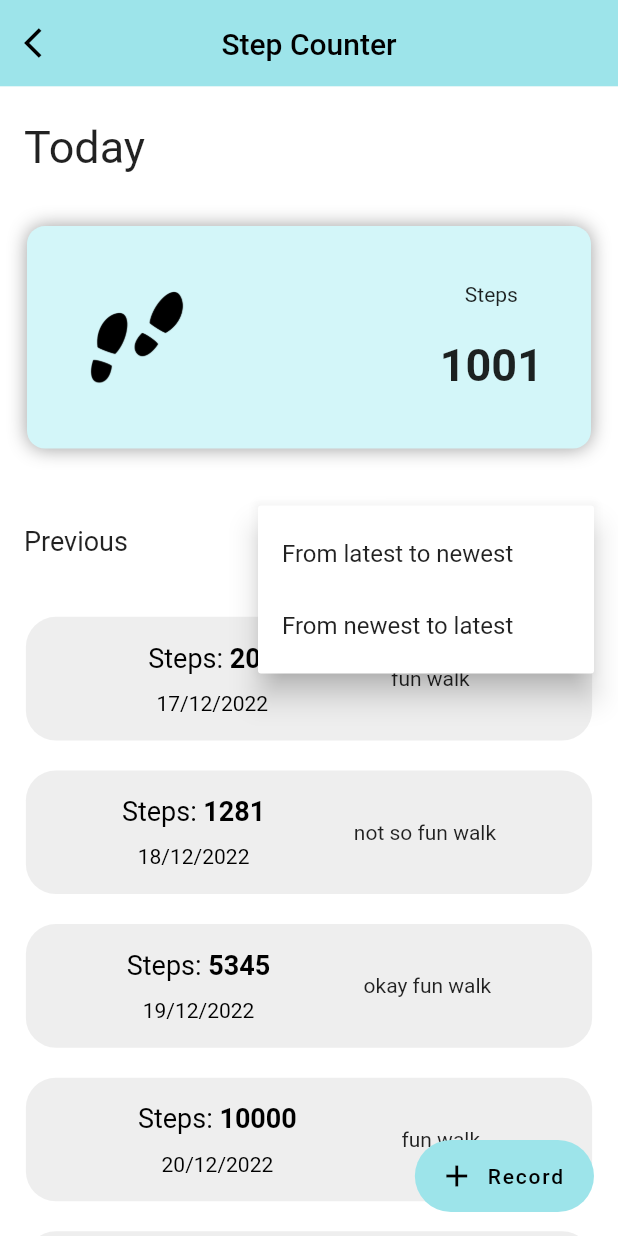
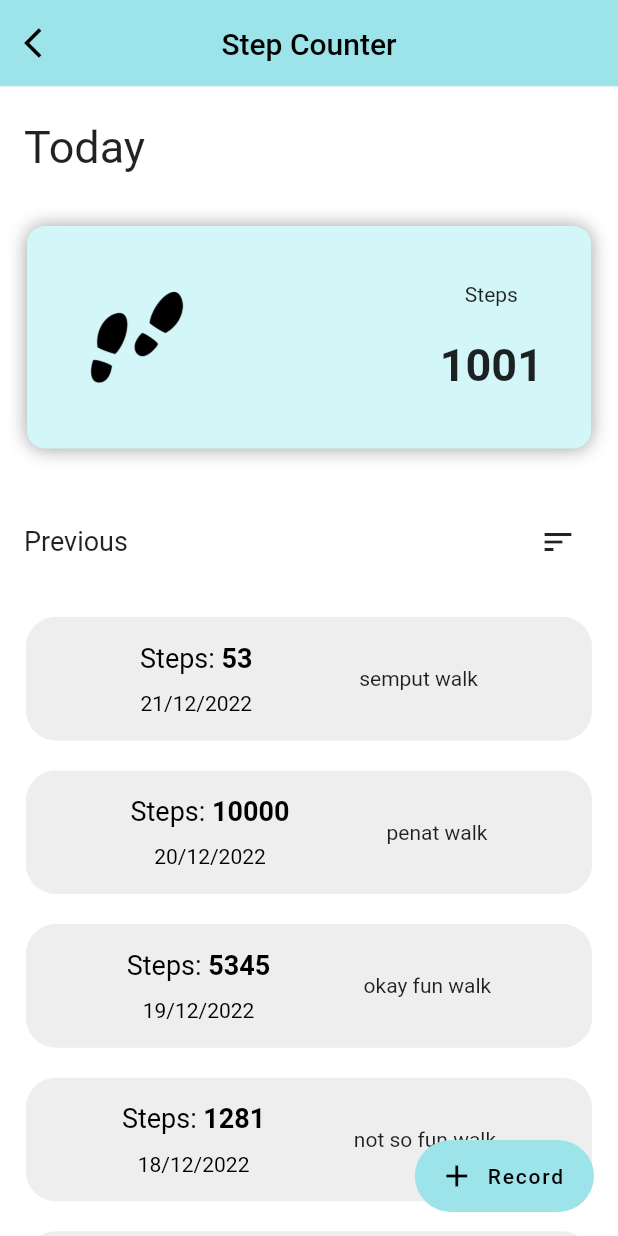
Before and after one commit to wanysamsuri/flutter_clinical, a Flutter app: the StepMainScreen screen opened directly, after a tap on the "sort" icon, on a phone screen of 412 x 824 dp. Run offline on Flutter 3.47's test engine with Material 2 defaults, Android fonts, the phone set to English and light mode, and no system bars; our stand-ins replace cached_network_image, carousel_slider, device_info_plus, email_validator, fl_chart, flutter_rating_stars and 16 more; missing offline and left inert: clickable_list_wheel_view, flutter_3d_choice_chip, gauges, html2md, onesignal_flutter, pretty_gauge and 2 more; accounts and stored records are empty.

Commit message:
stepper sort by

```diff
--- a/lib/pedometer/step_data.dart
+++ b/lib/pedometer/step_data.dart
@@ -17,7 +17,6 @@ List<StepCounterDataModel> stepCounterData = [
     date: '19/12/2022',
     label: 'okay fun walk',
   ),
-  StepCounterDataModel(step: '10000', date: '20/12/2022', label: 'fun walk'),
-  StepCounterDataModel(step: '53', date: '21/12/2022', label: 'fun walk'),
-  StepCounterDataModel(step: '5454', date: '22/12/2022', label: 'fun walk'),
+  StepCounterDataModel(step: '10000', date: '20/12/2022', label: 'penat walk'),
+  StepCounterDataModel(step: '53', date: '21/12/2022', label: 'semput walk'),
 ];
--- a/lib/pedometer/step_screen.dart
+++ b/lib/pedometer/step_screen.dart
@@ -15,17 +15,19 @@ class StepMainScreen extends StatefulWidget {
 }
 
 class _StepMainScreenState extends State<StepMainScreen> {
-  Widget currentValue = Text('From latest to newest');
+  Widget currentValue = Text('Sort by');
   List<PopupMenuEntry<Widget>> _items = [
     PopupMenuItem(
-      child: Text('From latest to newest'),
-      value: Text('From latest to newest'),
+      child: Text('From highest to lowest'),
+      value: Text('From highest to lowest'),
     ),
     PopupMenuItem(
-      child: Text('From newest to latest'),
-      value: Text('From newest to latest'),
-    )
+      child: Text('From lowest to highest'),
+      value: Text('From lowest to highest'),
+    ),
   ];
+
+  bool order = false;
 
   @override
   Widget build(BuildContext context) {
@@ -192,20 +194,24 @@ class _StepMainScreenState extends State<StepMainScreen> {
                           'Previous',
                           style: TextStyle(fontSize: 18),
                         ),
-                        Container(
-                            child: PopupMenuButton<Widget>(
+                        // Container(
+                        //     child: PopupMenuButton<Widget>(
+                        //   icon: Icon(Icons.sort),
+                        //   onSelected: (newValue) {
+                        //     currentValue = newValue;
+                        //   },
+                        //   itemBuilder: (context) {
+                        //     return _items;
+                        //   },
+                        // ))
+                        IconButton(
                           icon: Icon(Icons.sort),
-                          onSelected: (newValue) {
-                            currentValue = newValue;
+                          onPressed: () {
+                            setState(() {
+                              order = !order;
+                            });
                           },
-                          itemBuilder: (context) {
-                            return _items;
-                          },
-                        ))
-                        // IconButton(
-                        //   icon: Icon(Icons.sort),
-                        //   onPressed: () {},
-                        // ),
+                        ),
                       ],
                     ),
                   ),
@@ -216,6 +222,7 @@ class _StepMainScreenState extends State<StepMainScreen> {
                         mainAxisAlignment: MainAxisAlignment.start,
                         children: [
                           ListView.builder(
+                              reverse: order,
                               shrinkWrap: true,
                               physics: const BouncingScrollPhysics(),
                               scrollDirection: Axis.vertical,
```
